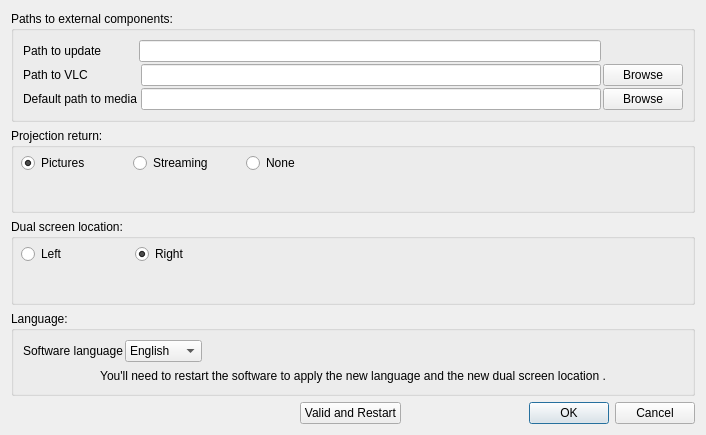
The window that src/settingswindow.ui (cinemaouvert/OPP) describes before a commit, drawn with Qt 5.
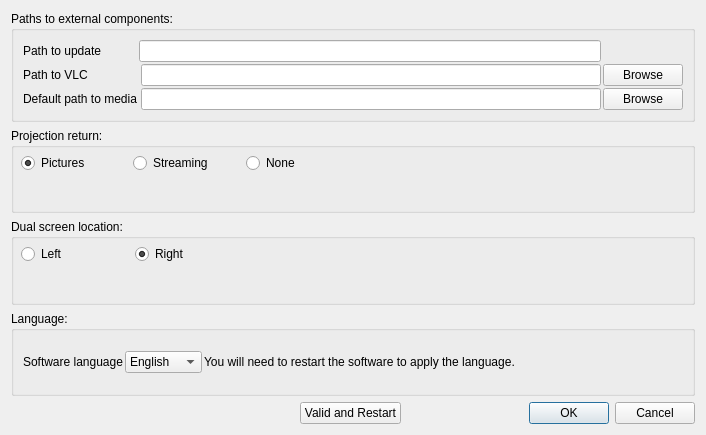
The same window after the commit. Icons and pictures are not drawn.

Commit message: SettingsWindow interface

Patch:
```diff
--- a/src/settingswindow.ui
+++ b/src/settingswindow.ui
@@ -230,6 +230,13 @@
             </item>
            </widget>
           </item>
+          <item>
+           <widget class="QLabel" name="label">
+            <property name="text">
+             <string>You will need to restart the software to apply the language.</string>
+            </property>
+           </widget>
+          </item>
           <item>
            <spacer name="horizontalSpacer_2">
             <property name="orientation">
@@ -250,16 +257,6 @@
         </item>
        </layout>
       </item>
-      <item>
-       <widget class="QLabel" name="label_indicationRestartLanguage">
-        <property name="text">
-         <string>You'll need to restart the software to apply the new language and the new dual screen location .</string>
-        </property>
-        <property name="alignment">
-         <set>Qt::AlignCenter</set>
-        </property>
-       </widget>
-      </item>
      </layout>
     </widget>
    </item>
```
Left out of the diff: 6 changed lines with no effect on the pictures. The commit also changes 1 other file.
